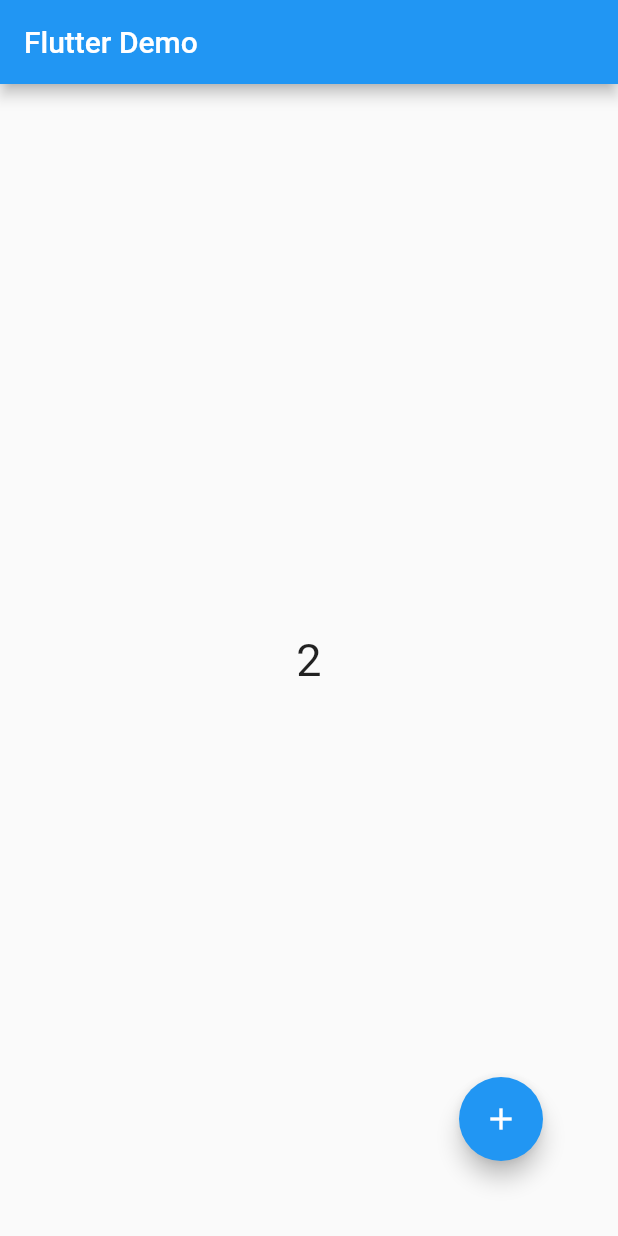
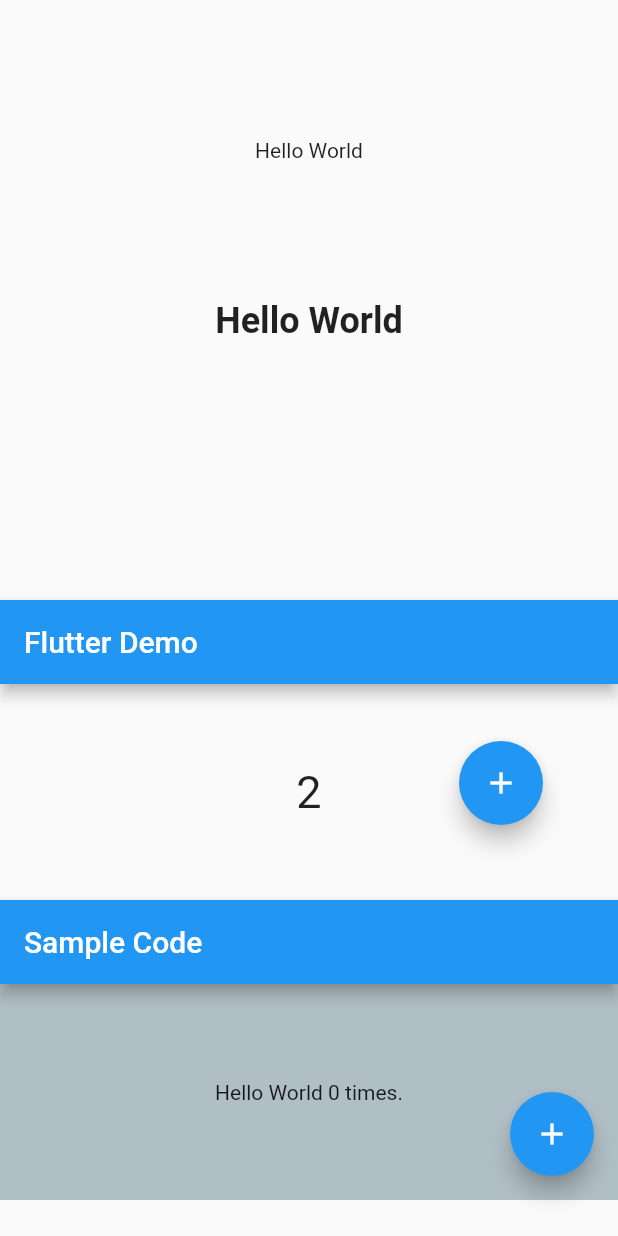
Before and after one commit to ahmaduunnail/flutter-widget, a Flutter app: the screen it shows after launch, after a tap on the "add" icon, on a phone screen of 412 x 824 dp. Run offline on Flutter 3.47's test engine with Material 2 defaults, Android fonts, the phone set to English and light mode, and no system bars.

Commit message:
ScaffoldWidget

```diff
--- /dev/null
+++ b/lib/ScaffoldWidget.dart
@@ -0,0 +1,27 @@
+import 'package:flutter/material.dart';
+
+class ScaffoldWidget extends StatelessWidget {
+
+  int _count = 0;
+
+  @override
+  Widget build(BuildContext context) {
+    return MaterialApp(
+      title: "tes",
+      home: Scaffold(
+        appBar: AppBar(
+          title: Text("Sample Code"),
+        ),
+        body: Center(
+          child: Text("Hello World $_count times."),
+        ),
+        backgroundColor: Colors.blueGrey.shade200,
+        floatingActionButton: FloatingActionButton(
+          tooltip: "Increment Counter",
+          onPressed: () {  },
+          child: const Icon(Icons.add),
+        ),
+      ),
+    );
+  }
+}
--- a/lib/main.dart
+++ b/lib/main.dart
@@ -1,31 +1,38 @@
 import 'package:flutter/material.dart';
 import 'StatelessWidget.dart';
 import 'StatefulWidget.dart';
+import 'ScaffoldWidget.dart';
 
 void main() {
-  runApp(Stateful());
+  runApp(App());
 }
 
-class Stateless extends StatelessWidget {
+class App extends StatelessWidget {
   // This widget is the root of your application.
   @override
   Widget build(BuildContext context) {
     return MaterialApp(
       home: Scaffold(
         body: Center(
-          child: Column(
-            children: [
+          widthFactor: 400,
+          child: Column(children: [
             Container(
-              height: 100,
-               width: 100,
-                child: Code1()
-                ),
+              height: 200,
+              child: Code1()
+              ),
             Container(
-              height: 100,
-              width: 100,
+              height: 200,
               child: Code2(
                 text: "Hello World",
               ),
+            ),
+            Container(
+              height: 200,
+              child: NumberScreen(),
+            ),
+            Container(
+              height: 200,
+              child: ScaffoldWidget(),
             )
           ]),
         ),
@@ -33,19 +40,3 @@ class Stateless extends StatelessWidget {
     );
   }
 }
-
-class Stateful extends StatefulWidget {
-  Stateful({Key key}) : super(key: key);
-
-  @override
-  _StatefulState createState() => _StatefulState();
-}
-
-class _StatefulState extends State<Stateful> {
-  @override
-  Widget build(BuildContext context) {
-    return Container(
-       child: NumberScreen(),
-    );
-  }
-}
```
